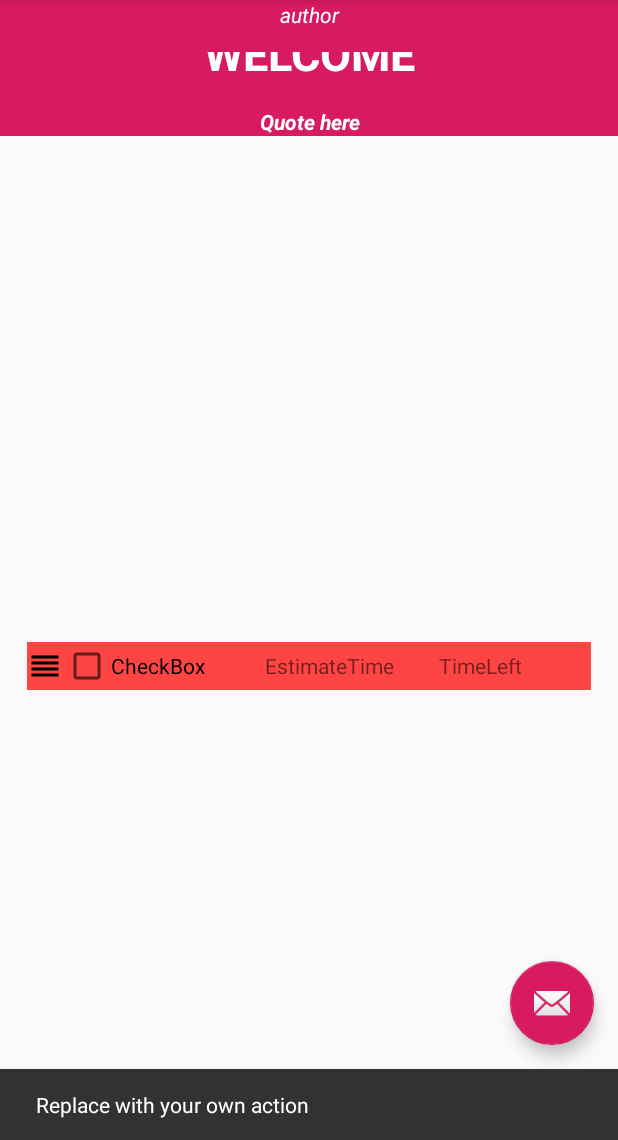
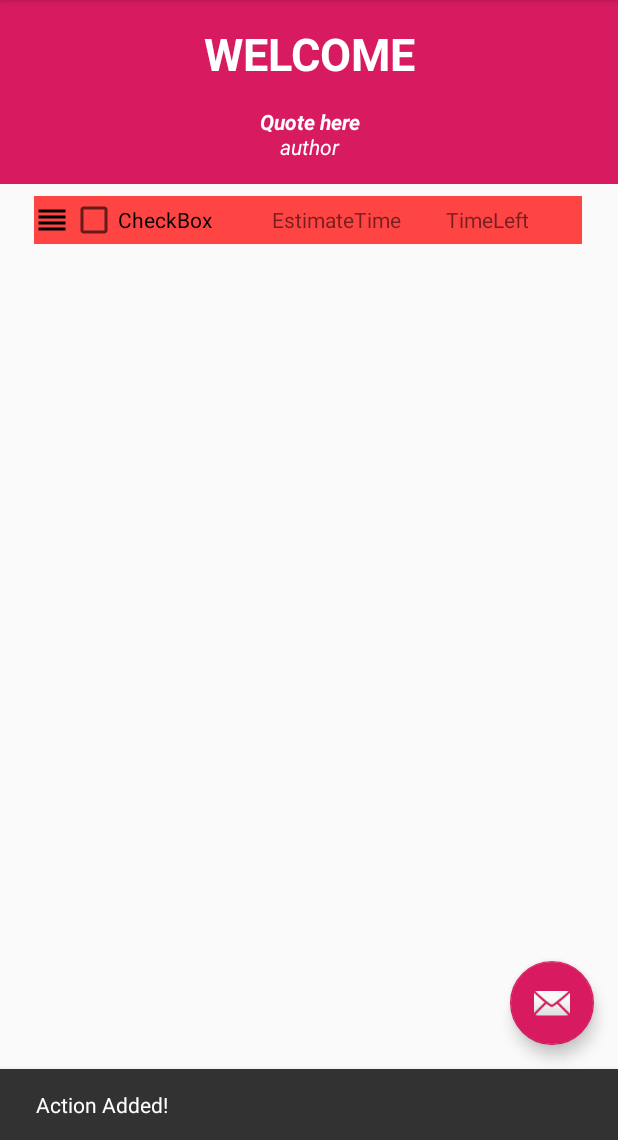
Before and after one commit to Shred13/ToDoList, an Android app: the screen it shows after launch (MainActivity), after a tap on an icon or button, on a phone screen of 412 x 824 dp, the part 96-1236 px from its top. Run offline under Robolectric (Android 15) with nearby library versions, the phone set to English and light mode, and no system bars.

Commit message:
small changes to design

```diff
--- a/app/src/main/java/com/example/shreyanshanand/todolist/MainActivity.kt
+++ b/app/src/main/java/com/example/shreyanshanand/todolist/MainActivity.kt
@@ -42,7 +42,7 @@ class MainActivity : AppCompatActivity() {
         container.adapter = mSectionsPagerAdapter
 
         fab.setOnClickListener { view ->
-            Snackbar.make(view, "Replace with your own action", Snackbar.LENGTH_LONG)
+            Snackbar.make(view, "Action Added!", Snackbar.LENGTH_SHORT)
                 .setAction("Action", null).show()
         }
 
--- a/app/src/main/res/layout/fragment_main.xml
+++ b/app/src/main/res/layout/fragment_main.xml
@@ -8,12 +8,12 @@
                                              tools:context=".MainActivity$PlaceholderFragment">
 
     <TextView
-            android:text="WELCOME"
+            android:text="@string/welcome"
             android:layout_width="match_parent"
             android:layout_height="wrap_content" android:id="@+id/Timer"
             android:background="@color/colorAccent"
             android:textColor="@color/white"
-            android:textSize="30dp"
+            android:textSize="30sp"
             android:gravity="center"
             app:layout_constraintTop_toTopOf="parent" app:layout_constraintStart_toStartOf="parent"
             app:layout_constraintEnd_toEndOf="parent" android:paddingTop="15dp" android:textStyle="bold"/>
@@ -34,17 +34,19 @@
             android:background="@color/colorAccent"
             android:textColor="@color/white"
             android:layout_width="match_parent"
-            android:layout_height="wrap_content" android:id="@+id/sayer" tools:layout_editor_absoluteY="90dp"
-            tools:layout_editor_absoluteX="28dp" android:paddingBottom="15dp" android:textStyle="italic"/>
+            android:layout_height="wrap_content" android:id="@+id/sayer"
+            tools:layout_editor_absoluteX="0dp" android:paddingBottom="15dp" android:textStyle="italic"
+            android:layout_marginTop="32dp" app:layout_constraintTop_toTopOf="@+id/Quote"/>
     <TableLayout
-            android:layout_width="376dp"
-            android:layout_height="388dp"
+            android:layout_width="365dp"
+            android:layout_height="589dp"
             android:orientation="vertical" android:id="@+id/TableOfTasks" app:layout_constraintEnd_toEndOf="parent"
             android:layout_marginEnd="8dp" app:layout_constraintStart_toStartOf="parent"
             android:layout_marginStart="8dp"
-            app:layout_constraintBottom_toBottomOf="parent"
+            app:layout_constraintHorizontal_bias="0.473"
             android:layout_marginTop="8dp" app:layout_constraintTop_toBottomOf="@+id/sayer"
-            app:layout_constraintVertical_bias="1.0">
+            android:layout_marginBottom="8dp" app:layout_constraintBottom_toBottomOf="parent"
+            app:layout_constraintVertical_bias="0.0">
 
         <TableRow android:layout_width="match_parent" android:layout_height="match_parent"
                   android:visibility="visible" android:background="@android:color/holo_red_light"
@@ -53,7 +55,7 @@
                     android:src="@drawable/draggable"
                     android:layout_width="wrap_content"
                     android:layout_height="wrap_content" android:id="@+id/imageView"
-                    android:layout_gravity="center_vertical"/>
+                    android:layout_gravity="center_vertical" android:contentDescription="TODO"/>
             <CheckBox
                     android:text="@string/checkbox"
                     android:layout_width="wrap_content"
@@ -61,7 +63,8 @@
             <TextView
                     android:text="@string/estimatetime"
                     android:layout_width="wrap_content"
-                    android:layout_height="wrap_content" android:id="@+id/totalEstimate" android:paddingStart="40dp"/>
+                    android:layout_height="wrap_content" android:id="@+id/totalEstimate"
+                    android:paddingStart="40dp"/>
             <TextView
                     android:text="@string/timeleft"
                     android:layout_width="wrap_content"
--- a/app/src/main/res/values/strings.xml
+++ b/app/src/main/res/values/strings.xml
@@ -6,4 +6,5 @@
     <string name="timeleft">TimeLeft</string>
     <string name="estimatetime">EstimateTime</string>
     <string name="checkbox">CheckBox</string>
+    <string name="welcome">WELCOME</string>
 </resources>
```
